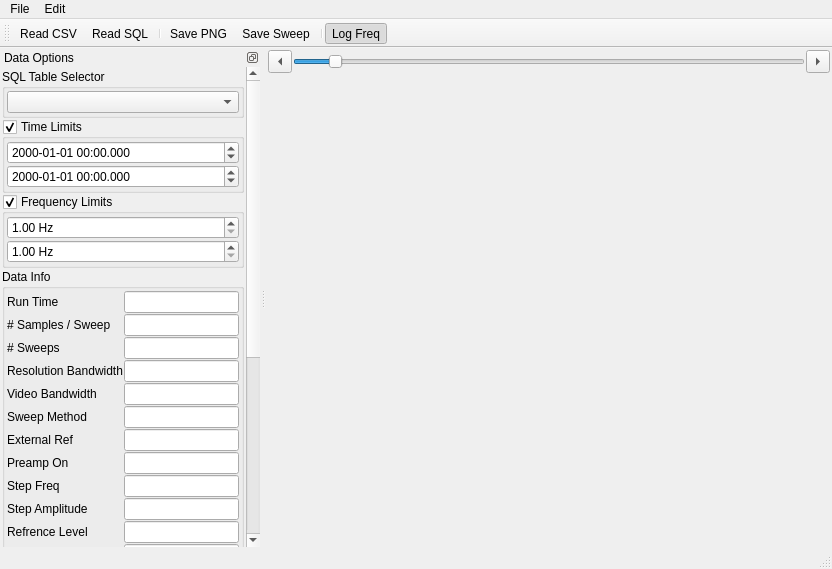
First picture: the form in sources/SweepMainWin.ui, repository deepalcoholic/SpectralSignalHound-Viewer, before the edit.
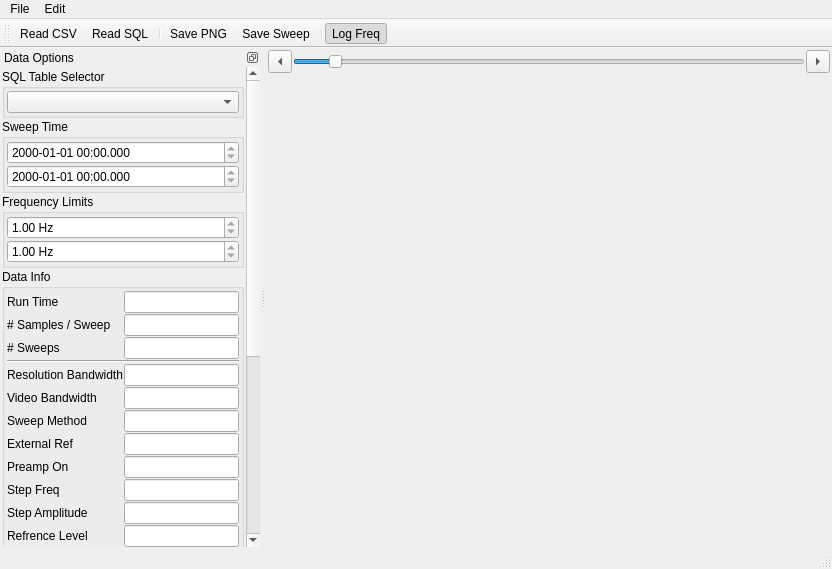
Second picture: the form after the edit. Icons and pictures are not drawn. Custom widgets are drawn as their Qt base class.

```diff
--- a/sources/SweepMainWin.ui
+++ b/sources/SweepMainWin.ui
@@ -117,7 +117,7 @@
           <x>0</x>
           <y>0</y>
           <width>244</width>
-          <height>699</height>
+          <height>703</height>
          </rect>
         </property>
         <layout class="QGridLayout" name="gridLayout_9">
@@ -130,10 +130,7 @@
          <item row="1" column="0">
           <widget class="QGroupBox" name="_limit_time">
            <property name="title">
-            <string>Time Limits</string>
-           </property>
-           <property name="checkable">
-            <bool>true</bool>
+            <string>Sweep Time</string>
            </property>
            <layout class="QGridLayout" name="gridLayout_3">
             <property name="margin">
@@ -144,6 +141,9 @@
             </property>
             <item row="0" column="0">
              <widget class="QDateTimeEdit" name="_max_time">
+              <property name="readOnly">
+               <bool>true</bool>
+              </property>
               <property name="displayFormat">
                <string>yyyy-MM-dd hh:mm.zzz</string>
               </property>
@@ -151,6 +151,9 @@
             </item>
             <item row="1" column="0">
              <widget class="QDateTimeEdit" name="_min_time">
+              <property name="readOnly">
+               <bool>true</bool>
+              </property>
               <property name="displayFormat">
                <string>yyyy-MM-dd hh:mm.zzz</string>
               </property>
@@ -182,9 +185,6 @@
            <property name="title">
             <string>Frequency Limits</string>
            </property>
-           <property name="checkable">
-            <bool>true</bool>
-           </property>
            <layout class="QGridLayout" name="gridLayout_5">
             <property name="margin">
              <number>2</number>
@@ -194,6 +194,9 @@
             </property>
             <item row="1" column="0">
              <widget class="QDoubleSpinBox" name="_min_freq">
+              <property name="readOnly">
+               <bool>true</bool>
+              </property>
               <property name="suffix">
                <string> Hz</string>
               </property>
@@ -207,6 +210,9 @@
             </item>
             <item row="0" column="0">
              <widget class="QDoubleSpinBox" name="_max_freq">
+              <property name="readOnly">
+               <bool>true</bool>
+              </property>
               <property name="suffix">
                <string> Hz</string>
               </property>
@@ -233,29 +239,43 @@
             <property name="spacing">
              <number>1</number>
             </property>
-            <item row="15" column="0">
-             <widget class="QLabel" name="_db_7">
-              <property name="text">
-               <string>Ref Level Offset</string>
+            <item row="3" column="0" colspan="2">
+             <widget class="Line" name="line">
+              <property name="orientation">
+               <enum>Qt::Horizontal</enum>
+              </property>
+             </widget>
+            </item>
+            <item row="9" column="1">
+             <widget class="QLineEdit" name="_dbv_4">
+              <property name="readOnly">
+               <bool>true</bool>
               </property>
              </widget>
             </item>
             <item row="16" column="0">
              <widget class="QLabel" name="_db_8">
               <property name="text">
+               <string>Ref Level Offset</string>
+              </property>
+             </widget>
+            </item>
+            <item row="17" column="0">
+             <widget class="QLabel" name="_db_9">
+              <property name="text">
                <string>Ref Level Unit (mV)</string>
               </property>
              </widget>
             </item>
-            <item row="8" column="0">
-             <widget class="QLabel" name="_db_2">
+            <item row="9" column="0">
+             <widget class="QLabel" name="_db_4">
               <property name="text">
                <string>Preamp On</string>
               </property>
              </widget>
             </item>
-            <item row="5" column="0">
-             <widget class="QLabel" name="_db_12">
+            <item row="6" column="0">
+             <widget class="QLabel" name="_db_1">
               <property name="text">
                <string>Video Bandwidth</string>
               </property>
@@ -268,8 +288,8 @@
               </property>
              </widget>
             </item>
-            <item row="11" column="0">
-             <widget class="QLabel" name="_db_3">
+            <item row="12" column="0">
+             <widget class="QLabel" name="_db_6">
               <property name="text">
                <string>Step Amplitude</string>
               </property>
@@ -295,74 +315,53 @@
             <item row="2" column="1">
              <widget class="QLineEdit" name="_sweeps"/>
             </item>
-            <item row="7" column="0">
-             <widget class="QLabel" name="_db_1">
+            <item row="8" column="0">
+             <widget class="QLabel" name="_db_3">
               <property name="text">
                <string>External Ref</string>
               </property>
              </widget>
             </item>
-            <item row="6" column="0">
-             <widget class="QLabel" name="_db_0">
-              <property name="text">
-               <string>Sweep Method</string>
-              </property>
-             </widget>
-            </item>
-            <item row="10" column="0">
-             <widget class="QLabel" name="_db_4">
-              <property name="text">
-               <string>Step Freq</string>
-              </property>
-             </widget>
-            </item>
             <item row="0" column="1">
              <widget class="QLineEdit" name="_runtime"/>
             </item>
-            <item row="14" column="0">
-             <widget class="QLabel" name="_db_6">
+            <item row="11" column="0">
+             <widget class="QLabel" name="_db_5">
+              <property name="text">
+               <string>Step Freq</string>
+              </property>
+             </widget>
+            </item>
+            <item row="15" column="0">
+             <widget class="QLabel" name="_db_7">
               <property name="text">
                <string>Refrence Level</string>
               </property>
              </widget>
             </item>
-            <item row="3" column="0">
-             <widget class="QLabel" name="_db_9">
-              <property name="text">
-               <string>Resolution Bandwidth</string>
-              </property>
-             </widget>
-            </item>
-            <item row="3" column="1">
-             <widget class="QLineEdit" name="_dbv_0">
-              <property name="readOnly">
-               <bool>true</bool>
-              </property>
-             </widget>
-            </item>
-            <item row="20" column="0">
-             <widget class="QLabel" name="_db_13">
-              <property name="text">
-               <string>Sweep Mode</string>
-              </property>
-             </widget>
-            </item>
-            <item row="5" column="1">
+            <item row="6" column="1">
              <widget class="QLineEdit" name="_dbv_1">
               <property name="readOnly">
                <bool>true</bool>
               </property>
              </widget>
             </item>
-            <item row="19" column="0">
+            <item row="4" column="1">
+             <widget class="QLineEdit" name="_dbv_0">
+              <property name="readOnly">
+               <bool>true</bool>
+              </property>
+             </widget>
+            </item>
+            <item row="21" column="0">
              <widget class="QLabel" name="_db_11">
               <property name="text">
                <string>Decimation</string>
               </property>
              </widget>
             </item>
-            <item row="21" column="0">
-             <widget class="QLabel" name="_db_24">
+            <item row="22" column="0">
+             <widget class="QLabel" name="_db_12">
               <property name="text">
                <string>Sweep Time (s)</string>
               </property>
@@ -389,70 +388,56 @@
               </property>
              </widget>
             </item>
-            <item row="26" column="0">
-             <widget class="QLabel" name="_db_42">
-              <property name="text">
-               <string>Hertz Per Point</string>
-              </property>
-             </widget>
-            </item>
-            <item row="25" column="0">
-             <widget class="QLabel" name="_db_43">
-              <property name="text">
-               <string>Serial Number</string>
-              </property>
-             </widget>
-            </item>
-            <item row="6" column="1">
-             <widget class="QLineEdit" name="_dbv_2">
-              <property name="readOnly">
-               <bool>true</bool>
-              </property>
-             </widget>
-            </item>
             <item row="7" column="1">
-             <widget class="QLineEdit" name="_dbv_3">
+             <widget class="QLineEdit" name="_dbv_2">
               <property name="readOnly">
                <bool>true</bool>
               </property>
              </widget>
             </item>
             <item row="8" column="1">
-             <widget class="QLineEdit" name="_dbv_4">
+             <widget class="QLineEdit" name="_dbv_3">
               <property name="readOnly">
                <bool>true</bool>
               </property>
              </widget>
             </item>
-            <item row="10" column="1">
-             <widget class="QLineEdit" name="_dbv_5">
-              <property name="readOnly">
-               <bool>true</bool>
+            <item row="26" column="0">
+             <widget class="QLabel" name="_db_16">
+              <property name="text">
+               <string>Serial Number</string>
               </property>
              </widget>
             </item>
             <item row="11" column="1">
-             <widget class="QLineEdit" name="_dbv_6">
-              <property name="readOnly">
-               <bool>true</bool>
-              </property>
-             </widget>
-            </item>
-            <item row="14" column="1">
-             <widget class="QLineEdit" name="_dbv_7">
+             <widget class="QLineEdit" name="_dbv_5">
               <property name="readOnly">
                <bool>true</bool>
               </property>
              </widget>
             </item>
             <item row="15" column="1">
-             <widget class="QLineEdit" name="_dbv_8">
+             <widget class="QLineEdit" name="_dbv_7">
+              <property name="readOnly">
+               <bool>true</bool>
+              </property>
+             </widget>
+            </item>
+            <item row="12" column="1">
+             <widget class="QLineEdit" name="_dbv_6">
               <property name="readOnly">
                <bool>true</bool>
               </property>
              </widget>
             </item>
             <item row="16" column="1">
+             <widget class="QLineEdit" name="_dbv_8">
+              <property name="readOnly">
+               <bool>true</bool>
+              </property>
+             </widget>
+            </item>
+            <item row="17" column="1">
              <widget class="QLineEdit" name="_dbv_9">
               <property name="readOnly">
                <bool>true</bool>
@@ -515,6 +500,20 @@
               </property>
              </widget>
             </item>
+            <item row="7" column="0">
+             <widget class="QLabel" name="_db_2">
+              <property name="text">
+               <string>Sweep Method</string>
+              </property>
+             </widget>
+            </item>
+            <item row="4" column="0">
+             <widget class="QLabel" name="_db_0">
+              <property name="text">
+               <string>Resolution Bandwidth</string>
+              </property>
+             </widget>
+            </item>
            </layout>
           </widget>
          </item>
```
Left out of the diff: 92 changed lines with no effect on the pictures.
